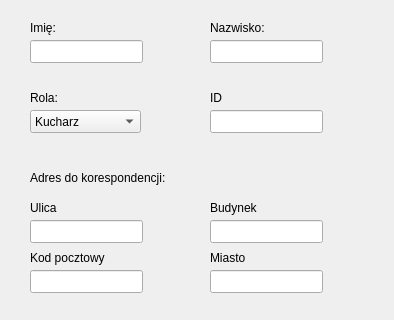
Above: gui/add_employee/addemployee.ui from kowalczyk-j/restaurant-management-system before the change; both pictures show x 0 to 394 and y 0 to 320 of the 394 by 479 pixel window. Below: the same form after it.
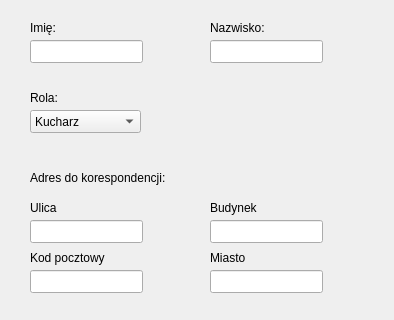
That is the form after the change.

```diff
--- a/gui/add_employee/addemployee.ui
+++ b/gui/add_employee/addemployee.ui
@@ -52,16 +52,6 @@
     </rect>
    </property>
   </widget>
-  <widget class="QLineEdit" name="id">
-   <property name="geometry">
-    <rect>
-     <x>210</x>
-     <y>110</y>
-     <width>113</width>
-     <height>23</height>
-    </rect>
-   </property>
-  </widget>
   <widget class="QLineEdit" name="street">
    <property name="geometry">
     <rect>
@@ -154,19 +144,6 @@
     <string>Nazwisko:</string>
    </property>
   </widget>
-  <widget class="QLabel" name="label_3">
-   <property name="geometry">
-    <rect>
-     <x>210</x>
-     <y>90</y>
-     <width>81</width>
-     <height>16</height>
-    </rect>
-   </property>
-   <property name="text">
-    <string>ID</string>
-   </property>
-  </widget>
   <widget class="QLabel" name="label_4">
    <property name="geometry">
     <rect>
```
